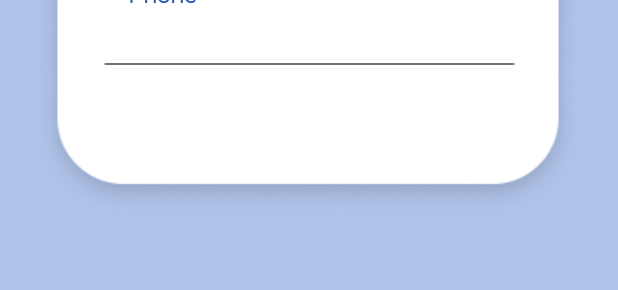
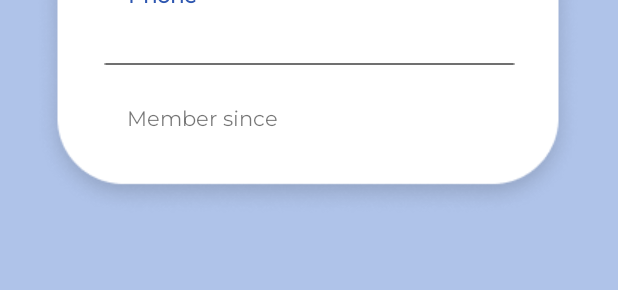
Before and after one commit to JomDobi/JomDobi, an Android app: the layout activity_user_profile.xml on its own in the app's theme, with its tools: preview values and no code run, on a phone screen of 412 x 824 dp. Shown: the part 789-1079 px from the top of the screen. Run offline under Robolectric (Android 15) with nearby library versions, the phone set to English and light mode, and no system bars.

Commit message:
tambah member since

```diff
--- a/app/src/main/res/layout/activity_user_profile.xml
+++ b/app/src/main/res/layout/activity_user_profile.xml
@@ -136,4 +136,17 @@
         app:layout_constraintTop_toTopOf="@+id/imageView8"
         app:layout_constraintVertical_bias="0.614" />
 
+    <TextView
+        android:id="@+id/textView6"
+        android:layout_width="wrap_content"
+        android:layout_height="wrap_content"
+        android:fontFamily="@font/montserrat"
+        android:text="Member since"
+        app:layout_constraintBottom_toBottomOf="@+id/imageView8"
+        app:layout_constraintEnd_toEndOf="@+id/imageView8"
+        app:layout_constraintHorizontal_bias="0.233"
+        app:layout_constraintStart_toStartOf="@+id/imageView8"
+        app:layout_constraintTop_toBottomOf="@+id/imageView12"
+        app:layout_constraintVertical_bias="0.339" />
+
 </android.support.constraint.ConstraintLayout>
```
